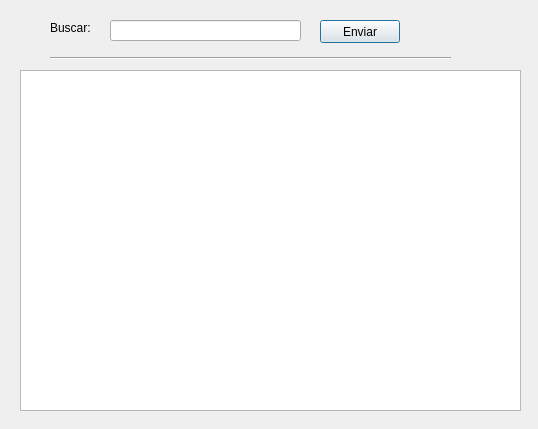
The window that lferreira/gui1.ui (KarinaSS92/TallerIII) describes before a commit, drawn with Qt 5.
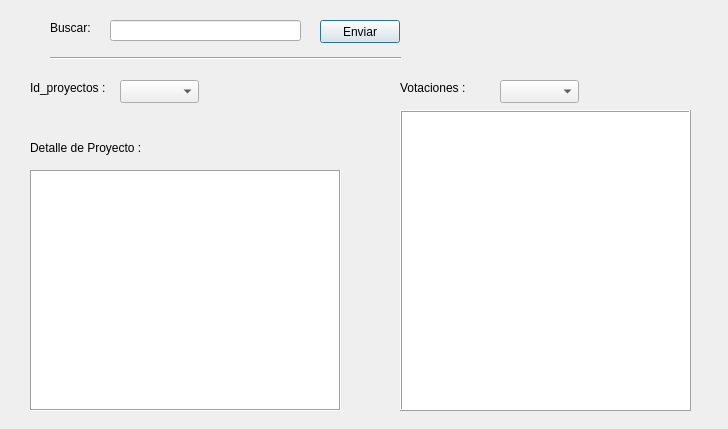
The same window after the commit.

Commit message: Programa de busqueda Completado

Patch:
```diff
--- a/lferreira/gui1.ui
+++ b/lferreira/gui1.ui
@@ -6,7 +6,7 @@
    <rect>
     <x>0</x>
     <y>0</y>
-    <width>538</width>
+    <width>728</width>
     <height>429</height>
    </rect>
   </property>
@@ -49,12 +49,103 @@
     <string>Enviar</string>
    </property>
   </widget>
+  <widget class="QLabel" name="label_2">
+   <property name="geometry">
+    <rect>
+     <x>30</x>
+     <y>80</y>
+     <width>91</width>
+     <height>16</height>
+    </rect>
+   </property>
+   <property name="text">
+    <string>Id_proyectos :</string>
+   </property>
+  </widget>
+  <widget class="QComboBox" name="list_id">
+   <property name="geometry">
+    <rect>
+     <x>120</x>
+     <y>80</y>
+     <width>79</width>
+     <height>23</height>
+    </rect>
+   </property>
+  </widget>
+  <widget class="QPlainTextEdit" name="text_detalle">
+   <property name="geometry">
+    <rect>
+     <x>30</x>
+     <y>170</y>
+     <width>311</width>
+     <height>241</height>
+    </rect>
+   </property>
+   <property name="frameShape">
+    <enum>QFrame::Box</enum>
+   </property>
+  </widget>
+  <widget class="QLabel" name="lbl_detalle">
+   <property name="geometry">
+    <rect>
+     <x>30</x>
+     <y>140</y>
+     <width>131</width>
+     <height>16</height>
+    </rect>
+   </property>
+   <property name="text">
+    <string>Detalle de Proyecto : </string>
+   </property>
+  </widget>
+  <widget class="QLabel" name="lbl_votaciones">
+   <property name="geometry">
+    <rect>
+     <x>400</x>
+     <y>80</y>
+     <width>151</width>
+     <height>16</height>
+    </rect>
+   </property>
+   <property name="text">
+    <string>Votaciones : </string>
+   </property>
+  </widget>
+  <widget class="QTableWidget" name="tabla_votaciones">
+   <property name="geometry">
+    <rect>
+     <x>400</x>
+     <y>110</y>
+     <width>291</width>
+     <height>301</height>
+    </rect>
+   </property>
+   <property name="focusPolicy">
+    <enum>Qt::StrongFocus</enum>
+   </property>
+   <property name="frameShape">
+    <enum>QFrame::Box</enum>
+   </property>
+   <property name="frameShadow">
+    <enum>QFrame::Raised</enum>
+   </property>
+  </widget>
+  <widget class="QComboBox" name="list_votaciones">
+   <property name="geometry">
+    <rect>
+     <x>500</x>
+     <y>80</y>
+     <width>79</width>
+     <height>23</height>
+    </rect>
+   </property>
+  </widget>
   <widget class="Line" name="line">
    <property name="geometry">
     <rect>
      <x>50</x>
      <y>50</y>
-     <width>401</width>
+     <width>351</width>
      <height>16</height>
     </rect>
    </property>
@@ -62,16 +153,6 @@
     <enum>Qt::Horizontal</enum>
    </property>
   </widget>
-  <widget class="QListView" name="listView">
-   <property name="geometry">
-    <rect>
-     <x>20</x>
-     <y>70</y>
-     <width>501</width>
-     <height>341</height>
-    </rect>
-   </property>
-  </widget>
  </widget>
  <resources/>
  <connections/>
```
Left out of the diff: 24 changed lines with no effect on the pictures. The commit also changes 2 other files.
